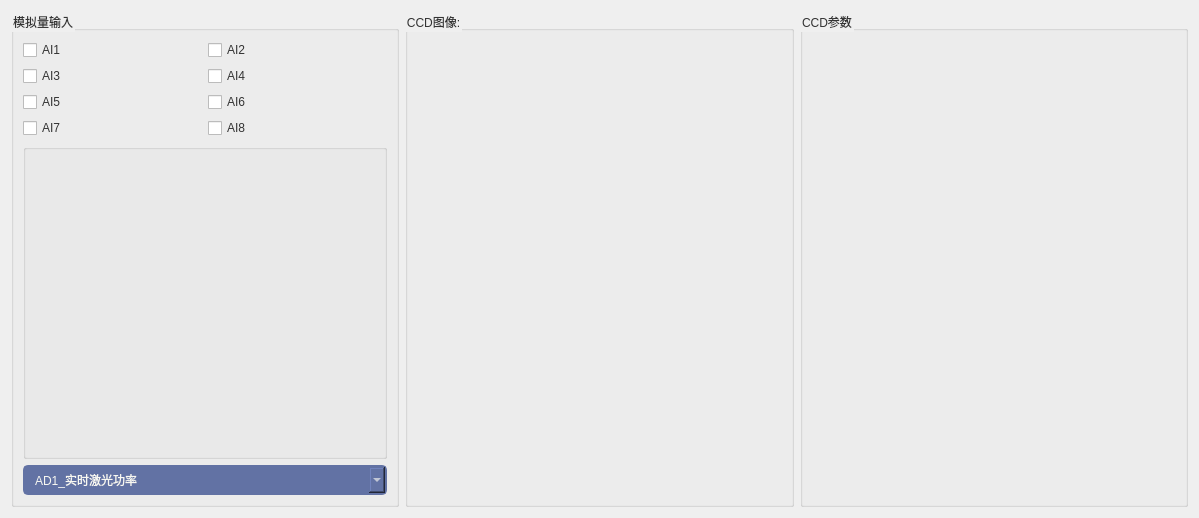
The window that new_thu/UI/Cardpage/AIO_CCD_Table.ui (mihudaner/THU) describes before a commit, drawn with Qt 5.
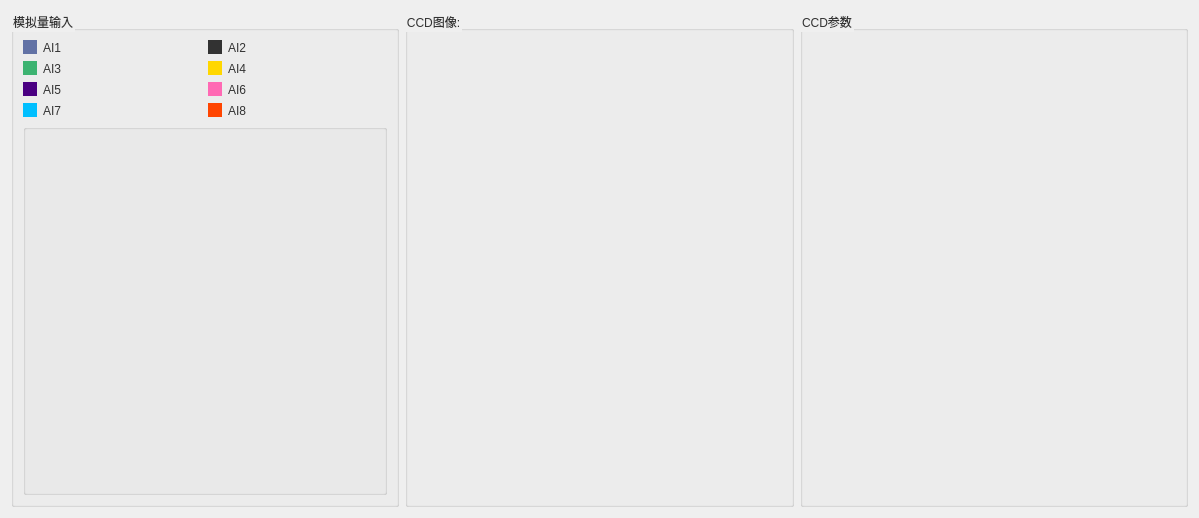
The same window after the commit. Icons and pictures are not drawn.

```diff
--- a/new_thu/UI/Cardpage/AIO_CCD_Table.ui
+++ b/new_thu/UI/Cardpage/AIO_CCD_Table.ui
@@ -354,63 +354,127 @@
        <property name="title">
         <string>模拟量输入</string>
        </property>
-       <layout class="QVBoxLayout" name="verticalLayout" stretch="0,1,1">
+       <layout class="QVBoxLayout" name="verticalLayout" stretch="0,1">
         <item>
          <layout class="QGridLayout" name="gridLayout">
           <item row="3" column="0">
-           <widget class="QCheckBox" name="checkBox_6">
+           <widget class="QCheckBox" name="checkBox_7">
+            <property name="styleSheet">
+             <string notr="true">QCheckBox::indicator:checked {
+    background-color: rgb(0, 191, 255); /* 选中状态背景色 */
+}</string>
+            </property>
             <property name="text">
              <string>AI7</string>
             </property>
+            <property name="checked">
+             <bool>true</bool>
+            </property>
            </widget>
           </item>
           <item row="3" column="1">
-           <widget class="QCheckBox" name="checkBox_5">
+           <widget class="QCheckBox" name="checkBox_8">
+            <property name="styleSheet">
+             <string notr="true">QCheckBox::indicator:checked {
+    background-color: rgb(255, 69, 0); /* 选中状态背景色 */
+}</string>
+            </property>
             <property name="text">
              <string>AI8</string>
             </property>
+            <property name="checked">
+             <bool>true</bool>
+            </property>
            </widget>
           </item>
           <item row="0" column="1">
-           <widget class="QCheckBox" name="checkBox_4">
+           <widget class="QCheckBox" name="checkBox_2">
+            <property name="styleSheet">
+             <string notr="true">QCheckBox::indicator:checked {
+    background-color: rgb(50, 50, 50); /* 选中状态背景色 */
+}</string>
+            </property>
             <property name="text">
              <string>AI2</string>
             </property>
+            <property name="checked">
+             <bool>true</bool>
+            </property>
            </widget>
           </item>
           <item row="0" column="0">
-           <widget class="QCheckBox" name="checkBox">
+           <widget class="QCheckBox" name="checkBox_1">
+            <property name="styleSheet">
+             <string notr="true">QCheckBox::indicator:checked {
+    background-color: rgb(98, 114, 165); /* 选中状态背景色 */
+}</string>
+            </property>
             <property name="text">
              <string>AI1</string>
             </property>
+            <property name="checked">
+             <bool>true</bool>
+            </property>
            </widget>
           </item>
           <item row="1" column="0">
-           <widget class="QCheckBox" name="checkBox_2">
+           <widget class="QCheckBox" name="checkBox_3">
+            <property name="styleSheet">
+             <string notr="true">QCheckBox::indicator:checked {
+    background-color: rgb(60, 179, 113); /* 选中状态背景色 */
+}</string>
+            </property>
             <property name="text">
              <string>AI3</string>
             </property>
+            <property name="checked">
+             <bool>true</bool>
+            </property>
            </widget>
           </item>
           <item row="1" column="1">
-           <widget class="QCheckBox" name="checkBox_3">
+           <widget class="QCheckBox" name="checkBox_4">
+            <property name="styleSheet">
+             <string notr="true">QCheckBox::indicator:checked {
+    background-color: rgb(255, 215, 0); /* 选中状态背景色 */
+}</string>
+            </property>
             <property name="text">
              <string>AI4</string>
             </property>
+            <property name="checked">
+             <bool>true</bool>
+            </property>
            </widget>
           </item>
           <item row="2" column="0">
-           <widget class="QCheckBox" name="checkBox_7">
+           <widget class="QCheckBox" name="checkBox_5">
+            <property name="styleSheet">
+             <string notr="true">QCheckBox::indicator:checked {
+    background-color: rgb(75, 0, 130); /* 选中状态背景色 */
+}</string>
+            </property>
             <property name="text">
              <string>AI5</string>
             </property>
+            <property name="checked">
+             <bool>true</bool>
+            </property>
            </widget>
           </item>
           <item row="2" column="1">
-           <widget class="QCheckBox" name="checkBox_8">
+           <widget class="QCheckBox" name="checkBox_6">
+            <property name="styleSheet">
+             <string notr="true">QCheckBox::indicator:checked {
+    background-color: rgb(255, 105, 180); /* 选中状态背景色 */
+}</string>
+            </property>
             <property name="text">
              <string>AI6</string>
             </property>
+            <property name="checked">
+             <bool>true</bool>
+            </property>
            </widget>
           </item>
          </layout>
@@ -428,90 +492,6 @@
           </property>
          </widget>
         </item>
-        <item>
-         <widget class="QComboBox" name="comboBox_plotcannel_1">
-          <item>
-           <property name="text">
-            <string>AD1_实时激光功率</string>
-           </property>
-          </item>
-          <item>
-           <property name="text">
-            <string>AD2_激光功率</string>
-           </property>
-          </item>
-          <item>
-           <property name="text">
-            <string>AD3_粉筒1送粉电压</string>
-           </property>
-          </item>
-          <item>
-           <property name="text">
-            <string>AD4_粉筒2送粉电压</string>
-           </property>
-          </item>
-          <item>
-           <property name="text">
-            <string>AD5_光斑电压</string>
-           </property>
-          </item>
-          <item>
-           <property name="text">
-            <string>AD6_未定义</string>
-           </property>
-          </item>
-          <item>
-           <property name="text">
-            <string>AD7_未定义</string>
-           </property>
-          </item>
-          <item>
-           <property name="text">
-            <string>AD8_未定义</string>
-           </property>
-          </item>
-          <item>
-           <property name="text">
-            <string>AD9_未定义</string>
-           </property>
-          </item>
-          <item>
-           <property name="text">
-            <string>AD10_未定义</string>
-           </property>
-          </item>
-          <item>
-           <property name="text">
-            <string>AD11_未定义</string>
-           </property>
-          </item>
-          <item>
-           <property name="text">
-            <string>AD12_未定义</string>
-           </property>
-          </item>
-          <item>
-           <property name="text">
-            <string>AD13_未定义</string>
-           </property>
-          </item>
-          <item>
-           <property name="text">
-            <string>AD14_未定义</string>
-           </property>
-          </item>
-          <item>
-           <property name="text">
-            <string>AD15_未定义</string>
-           </property>
-          </item>
-          <item>
-           <property name="text">
-            <string>AD16_未定义</string>
-           </property>
-          </item>
-         </widget>
-        </item>
        </layout>
       </widget>
      </item>
```
